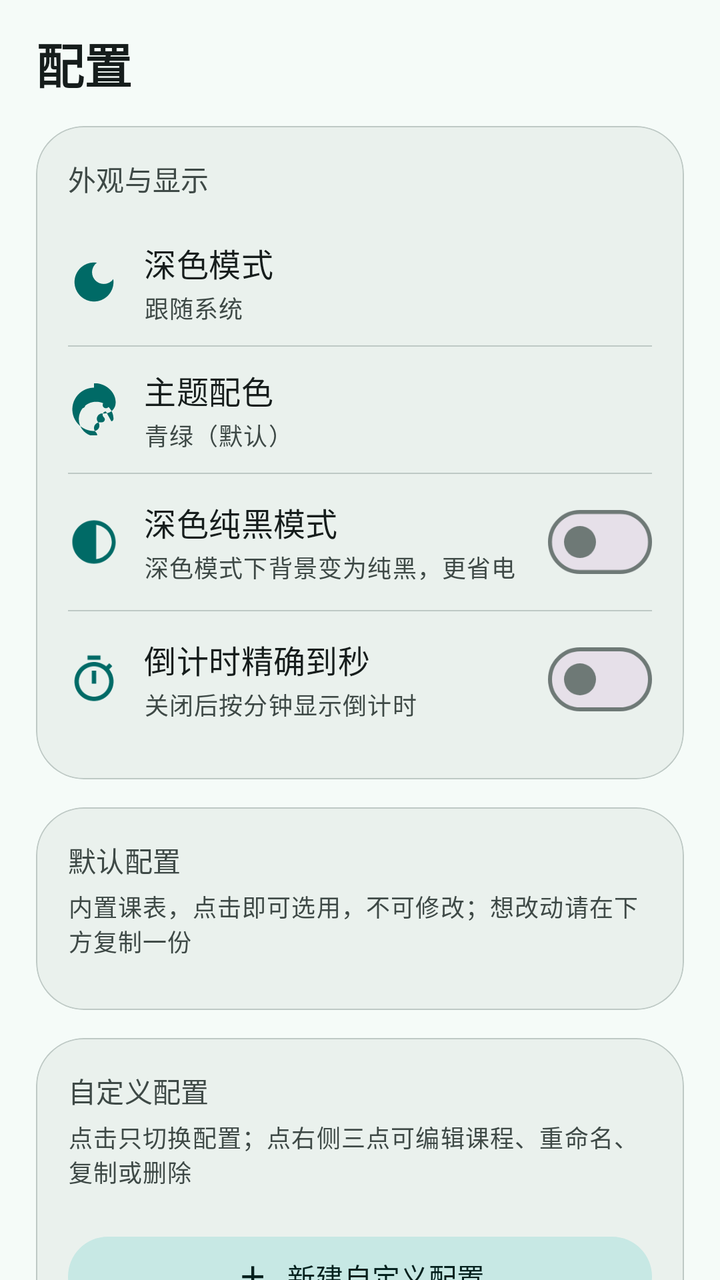
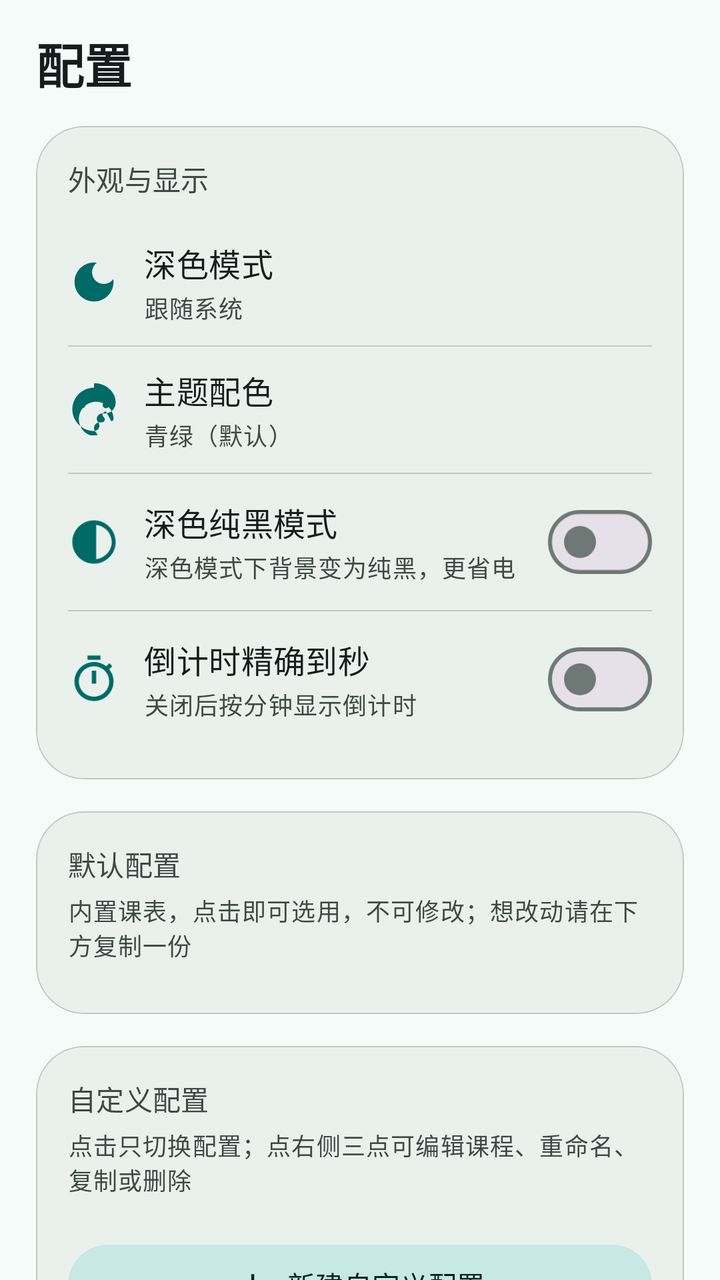

Two renders of the same Android screen: before a commit and after it. Below are the layout's source before the change and the commit's diff.
<!-- AndroidManifest.xml: application theme Theme.ClassSchedule -->
<!-- res/layout/fragment_settings.xml -->
<?xml version="1.0" encoding="utf-8"?>
<androidx.core.widget.NestedScrollView xmlns:android="http://schemas.android.com/apk/res/android"
    xmlns:app="http://schemas.android.com/apk/res-auto"
    android:id="@+id/settings_root"
    android:layout_width="match_parent"
    android:layout_height="match_parent"
    android:background="?attr/colorSurface"
    android:clipToPadding="false">

    <LinearLayout
        android:layout_width="match_parent"
        android:layout_height="wrap_content"
        android:orientation="vertical"
        android:paddingHorizontal="18dp">

        <TextView
            android:layout_width="wrap_content"
            android:layout_height="wrap_content"
            android:layout_marginTop="14dp"
            android:text="配置"
            android:textAppearance="@style/TextAppearance.Material3.HeadlineSmall"
            android:textStyle="bold"
            android:textColor="?attr/colorOnSurface" />

        
        <com.google.android.material.card.MaterialCardView
            android:layout_width="match_parent"
            android:layout_height="wrap_content"
            android:layout_marginTop="14dp"
            app:cardCornerRadius="24dp"
            app:cardElevation="0dp"
            app:cardBackgroundColor="?attr/colorSurfaceContainer"
            app:strokeColor="?attr/colorOutlineVariant"
            app:strokeWidth="0.6dp">

            <LinearLayout
                android:layout_width="match_parent"
                android:layout_height="wrap_content"
                android:orientation="vertical"
                android:padding="16dp">

                <TextView
                    android:layout_width="wrap_content"
                    android:layout_height="wrap_content"
                    android:text="外观与显示"
                    android:textAppearance="@style/TextAppearance.Material3.LabelLarge"
                    android:textColor="?attr/colorOnSurfaceVariant" />

                
                <LinearLayout
                    android:id="@+id/row_theme"
                    android:layout_width="match_parent"
                    android:layout_height="wrap_content"
                    android:layout_marginTop="10dp"
                    android:background="?attr/selectableItemBackground"
                    android:clickable="true"
                    android:focusable="true"
                    android:gravity="center_vertical"
                    android:orientation="horizontal"
                    android:paddingVertical="10dp">

                    <ImageView
                        android:layout_width="26dp"
                        android:layout_height="26dp"
                        android:contentDescription="@null"
                        android:src="@drawable/ic_dark_mode" />

                    <LinearLayout
                        android:layout_width="0dp"
                        android:layout_height="wrap_content"
                        android:layout_marginStart="12dp"
                        android:layout_weight="1"
                        android:orientation="vertical">

                        <TextView
                            android:layout_width="wrap_content"
                            android:layout_height="wrap_content"
                            android:text="深色模式"
                            android:textAppearance="@style/TextAppearance.Material3.TitleMedium"
                            android:textColor="?attr/colorOnSurface" />

                        <TextView
                            android:id="@+id/tv_theme_value"
                            android:layout_width="wrap_content"
                            android:layout_height="wrap_content"
                            android:layout_marginTop="2dp"
                            android:text="跟随系统"
                            android:textAppearance="@style/TextAppearance.Material3.BodySmall"
                            android:textColor="?attr/colorOnSurfaceVariant" />
                    </LinearLayout>
                </LinearLayout>

                <View
                    android:layout_width="match_parent"
                    android:layout_height="0.6dp"
                    android:background="?attr/colorOutlineVariant" />

                
                <LinearLayout
                    android:id="@+id/row_scheme"
                    android:layout_width="match_parent"
                    android:layout_height="wrap_content"
                    android:background="?attr/selectableItemBackground"
                    android:clickable="true"
                    android:focusable="true"
                    android:gravity="center_vertical"
                    android:orientation="horizontal"
                    android:paddingVertical="10dp">

                    <ImageView
                        android:layout_width="26dp"
                        android:layout_height="26dp"
                        android:contentDescription="@null"
                        android:src="@drawable/ic_palette" />

                    <LinearLayout
                        android:layout_width="0dp"
                        android:layout_height="wrap_content"
                        android:layout_marginStart="12dp"
                        android:layout_weight="1"
                        android:orientation="vertical">

                        <TextView
                            android:layout_width="wrap_content"
                            android:layout_height="wrap_content"
                            android:text="主题配色"
                            android:textAppearance="@style/TextAppearance.Material3.TitleMedium"
                            android:textColor="?attr/colorOnSurface" />

                        <TextView
                            android:id="@+id/tv_scheme_value"
                            android:layout_width="wrap_content"
                            android:layout_height="wrap_content"
                            android:layout_marginTop="2dp"
                            android:text="青绿（默认）"
                            android:textAppearance="@style/TextAppearance.Material3.BodySmall"
                            android:textColor="?attr/colorOnSurfaceVariant" />
                    </LinearLayout>
                </LinearLayout>

                <View
                    android:layout_width="match_parent"
                    android:layout_height="0.6dp"
                    android:background="?attr/colorOutlineVariant" />

                
                <LinearLayout
                    android:id="@+id/row_pure_black"
                    android:layout_width="match_parent"
                    android:layout_height="wrap_content"
                    android:gravity="center_vertical"
                    android:orientation="horizontal"
                    android:paddingVertical="10dp">

                    <ImageView
                        android:layout_width="26dp"
                        android:layout_height="26dp"
                        android:contentDescription="@null"
                        android:src="@drawable/ic_contrast" />

                    <LinearLayout
                        android:layout_width="0dp"
                        android:layout_height="wrap_content"
                        android:layout_marginStart="12dp"
                        android:layout_weight="1"
                        android:orientation="vertical">

                        <TextView
                            android:layout_width="wrap_content"
                            android:layout_height="wrap_content"
                            android:text="深色纯黑模式"
                            android:textAppearance="@style/TextAppearance.Material3.TitleMedium"
                            android:textColor="?attr/colorOnSurface" />

                        <TextView
                            android:layout_width="wrap_content"
                            android:layout_height="wrap_content"
                            android:layout_marginTop="2dp"
                            android:text="深色模式下背景变为纯黑，更省电"
                            android:textAppearance="@style/TextAppearance.Material3.BodySmall"
                            android:textColor="?attr/colorOnSurfaceVariant" />
                    </LinearLayout>

                    <com.google.android.material.materialswitch.MaterialSwitch
                        android:id="@+id/sw_pure_black"
                        android:layout_width="wrap_content"
                        android:layout_height="wrap_content" />
                </LinearLayout>

                <View
                    android:layout_width="match_parent"
                    android:layout_height="0.6dp"
                    android:background="?attr/colorOutlineVariant" />

                
                <LinearLayout
                    android:layout_width="match_parent"
                    android:layout_height="wrap_content"
                    android:gravity="center_vertical"
                    android:orientation="horizontal"
                    android:paddingVertical="10dp">

                    <ImageView
                        android:layout_width="26dp"
                        android:layout_height="26dp"
                        android:contentDescription="@null"
                        android:src="@drawable/ic_timer" />

                    <LinearLayout
                        android:layout_width="0dp"
                        android:layout_height="wrap_content"
                        android:layout_marginStart="12dp"
                        android:layout_weight="1"
                        android:orientation="vertical">

                        <TextView
                            android:layout_width="wrap_content"
                            android:layout_height="wrap_content"
                            android:text="倒计时精确到秒"
                            android:textAppearance="@style/TextAppearance.Material3.TitleMedium"
                            android:textColor="?attr/colorOnSurface" />

                        <TextView
                            android:layout_width="wrap_content"
                            android:layout_height="wrap_content"
                            android:layout_marginTop="2dp"
                            android:text="关闭后按分钟显示倒计时"
                            android:textAppearance="@style/TextAppearance.Material3.BodySmall"
                            android:textColor="?attr/colorOnSurfaceVariant" />
                    </LinearLayout>

                    <com.google.android.material.materialswitch.MaterialSwitch
                        android:id="@+id/sw_seconds"
                        android:layout_width="wrap_content"
                        android:layout_height="wrap_content" />
                </LinearLayout>
            </LinearLayout>
        </com.google.android.material.card.MaterialCardView>

        
        <com.google.android.material.card.MaterialCardView
            android:layout_width="match_parent"
            android:layout_height="wrap_content"
            android:layout_marginTop="14dp"
            app:cardCornerRadius="24dp"
            app:cardElevation="0dp"
            app:cardBackgroundColor="?attr/colorSurfaceContainer"
            app:strokeColor="?attr/colorOutlineVariant"
            app:strokeWidth="0.6dp">

            <LinearLayout
                android:layout_width="match_parent"
                android:layout_height="wrap_content"
                android:orientation="vertical"
                android:padding="16dp">

                <TextView
                    android:layout_width="wrap_content"
                    android:layout_height="wrap_content"
                    android:text="默认配置"
                    android:textAppearance="@style/TextAppearance.Material3.LabelLarge"
                    android:textColor="?attr/colorOnSurfaceVariant" />

                <TextView
                    android:layout_width="match_parent"
                    android:layout_height="wrap_content"
                    android:layout_marginTop="4dp"
                    android:text="内置课表，点击即可选用，不可修改；想改动请在下方复制一份"
                    android:textAppearance="@style/TextAppearance.Material3.BodySmall"
                    android:textColor="?attr/colorOnSurfaceVariant" />

                <LinearLayout
                    android:id="@+id/default_container"
                    android:layout_width="match_parent"
                    android:layout_height="wrap_content"
                    android:layout_marginTop="10dp"
                    android:orientation="vertical" />
            </LinearLayout>
        </com.google.android.material.card.MaterialCardView>

        
        <com.google.android.material.card.MaterialCardView
            android:layout_width="match_parent"
            android:layout_height="wrap_content"
            android:layout_marginTop="14dp"
            app:cardCornerRadius="24dp"
            app:cardElevation="0dp"
            app:cardBackgroundColor="?attr/colorSurfaceContainer"
            app:strokeColor="?attr/colorOutlineVariant"
            app:strokeWidth="0.6dp">

            <LinearLayout
                android:layout_width="match_parent"
                android:layout_height="wrap_content"
                android:orientation="vertical"
                android:padding="16dp">

                <TextView
                    android:layout_width="wrap_content"
                    android:layout_height="wrap_content"
                    android:text="自定义配置"
                    android:textAppearance="@style/TextAppearance.Material3.LabelLarge"
                    android:textColor="?attr/colorOnSurfaceVariant" />

                <TextView
                    android:layout_width="match_parent"
                    android:layout_height="wrap_content"
                    android:layout_marginTop="4dp"
                    android:text="点击只切换配置；点右侧三点可编辑课程、重命名、复制或删除"
                    android:textAppearance="@style/TextAppearance.Material3.BodySmall"
                    android:textColor="?attr/colorOnSurfaceVariant" />

                <TextView
                    android:id="@+id/tv_no_custom"
                    android:layout_width="match_parent"
                    android:layout_height="wrap_content"
                    android:layout_marginTop="12dp"
                    android:gravity="center"
                    android:paddingVertical="10dp"
                    android:text="还没有自定义配置，点下方按钮新建"
                    android:textAppearance="@style/TextAppearance.Material3.BodyMedium"
                    android:textColor="?attr/colorOnSurfaceVariant"
                    android:visibility="gone" />

                <LinearLayout
                    android:id="@+id/profile_container"
                    android:layout_width="match_parent"
                    android:layout_height="wrap_content"
                    android:layout_marginTop="10dp"
                    android:orientation="vertical" />

                <com.google.android.material.button.MaterialButton
                    android:id="@+id/btn_new_profile"
                    style="@style/Widget.Material3.Button.TonalButton"
                    android:layout_width="match_parent"
                    android:layout_height="wrap_content"
                    android:layout_marginTop="10dp"
                    android:text="新建自定义配置"
                    app:icon="@drawable/ic_add"
                    app:iconGravity="textStart" />
            </LinearLayout>
        </com.google.android.material.card.MaterialCardView>

        
        <com.google.android.material.card.MaterialCardView
            android:layout_width="match_parent"
            android:layout_height="wrap_content"
            android:layout_marginTop="14dp"
            app:cardCornerRadius="24dp"
            app:cardElevation="0dp"
            app:cardBackgroundColor="?attr/colorSurfaceContainer"
            app:strokeColor="?attr/colorOutlineVariant"
            app:strokeWidth="0.6dp">

            <LinearLayout
                android:layout_width="match_parent"
                android:layout_height="wrap_content"
                android:gravity="center_vertical"
                android:orientation="horizontal"
                android:padding="16dp">

                <ImageView
                    android:layout_width="26dp"
                    android:layout_height="26dp"
                    android:contentDescription="@null"
                    android:src="@drawable/ic_info" />

                <TextView
                    android:layout_width="0dp"
                    android:layout_height="wrap_content"
                    android:layout_marginStart="12dp"
                    android:layout_weight="1"
                    android:text="版本"
                    android:textAppearance="@style/TextAppearance.Material3.TitleMedium"
                    android:textColor="?attr/colorOnSurface" />

                <TextView
                    android:layout_width="wrap_content"
                    android:layout_height="wrap_content"
                    android:text="v1.6.0 · 数据仅保存在本机"
                    android:textAppearance="@style/TextAppearance.Material3.BodySmall"
                    android:textColor="?attr/colorOnSurfaceVariant" />
            </LinearLayout>
        </com.google.android.material.card.MaterialCardView>

        <Space
            android:layout_width="match_parent"
            android:layout_height="28dp" />
    </LinearLayout>
</androidx.core.widget.NestedScrollView>
<!-- resources referenced by this layout -->
<resources>
  <style name="Theme.ClassSchedule" parent="Theme.Material3.DayNight.NoActionBar">
          <item name="colorPrimary">@color/md_primary</item>
          <item name="colorOnPrimary">@color/md_on_primary</item>
          <item name="colorPrimaryContainer">@color/md_primary_container</item>
          <item name="colorOnPrimaryContainer">@color/md_on_primary_container</item>
          <item name="colorSecondary">@color/md_secondary</item>
          <item name="colorOnSecondary">@color/md_on_secondary</item>
          <item name="colorSecondaryContainer">@color/md_secondary_container</item>
          <item name="colorOnSecondaryContainer">@color/md_on_secondary_container</item>
          <item name="colorTertiary">@color/md_tertiary</item>
          <item name="colorOnTertiary">@color/md_on_tertiary</item>
          <item name="colorTertiaryContainer">@color/md_tertiary_container</item>
          <item name="colorOnTertiaryContainer">@color/md_on_tertiary_container</item>
          <item name="colorSurface">@color/md_surface</item>
          <item name="colorOnSurface">@color/md_on_surface</item>
          <item name="colorSurfaceVariant">@color/md_surface_variant</item>
          <item name="colorOnSurfaceVariant">@color/md_on_surface_variant</item>
          <item name="colorSurfaceContainer">@color/md_surface_container</item>
          <item name="colorOutline">@color/md_outline</item>
          <item name="colorOutlineVariant">@color/md_outline_variant</item>
          <item name="colorError">@color/md_error</item>
          <item name="colorOnError">@color/md_on_error</item>
          <item name="colorErrorContainer">@color/md_error_container</item>
          <item name="colorOnErrorContainer">@color/md_on_error_container</item>
          <item name="android:statusBarColor">@android:color/transparent</item>
          <item name="android:navigationBarColor">@android:color/transparent</item>
          <item name="android:windowLayoutInDisplayCutoutMode">shortEdges</item>
          <item name="android:windowLightStatusBar">@bool/light_status_bar</item>
          <item name="android:windowLightNavigationBar">@bool/light_status_bar</item>
          <item name="bottomNavigationStyle">@style/Widget.ClassSchedule.BottomNav</item>
          <item name="materialAlertDialogTheme">@style/Theme.ClassSchedule.AlertDialog</item>
          <item name="bottomSheetDialogTheme">@style/Theme.ClassSchedule.BottomSheetDialog</item>
      </style>
  <color name="md_primary">#006A66</color>
  <color name="md_on_primary">#FFFFFF</color>
  <color name="md_primary_container">#9DF1EB</color>
  <color name="md_on_primary_container">#00201F</color>
  <color name="md_secondary">#456360</color>
  <color name="md_on_secondary">#FFFFFF</color>
  <color name="md_secondary_container">#C7E8E4</color>
  <color name="md_on_secondary_container">#03201D</color>
  <color name="md_tertiary">#436279</color>
  <color name="md_on_tertiary">#FFFFFF</color>
  <color name="md_tertiary_container">#C9E6FF</color>
  <color name="md_on_tertiary_container">#001E2F</color>
  <color name="md_surface">#F5FBF8</color>
  <color name="md_on_surface">#161D1C</color>
  <color name="md_surface_variant">#DAE5E1</color>
  <color name="md_on_surface_variant">#3E4946</color>
  <color name="md_surface_container">#EAF1ED</color>
  <color name="md_outline">#6E7976</color>
  <color name="md_outline_variant">#BEC9C5</color>
  <color name="md_error">#BA1A1A</color>
  <color name="md_on_error">#FFFFFF</color>
  <color name="md_error_container">#FFDAD6</color>
  <color name="md_on_error_container">#410002</color>
  <!-- unchanged entries left out for length: 12 -->
</resources>

<!-- the commit's change to res/layout/fragment_settings.xml (unified diff, before → after) -->
@@ -241,7 +241,7 @@
         <com.google.android.material.card.MaterialCardView
             android:layout_width="match_parent"
             android:layout_height="wrap_content"
-            android:layout_marginTop="14dp"
+            android:layout_marginTop="16dp"
             app:cardCornerRadius="24dp"
             app:cardElevation="0dp"
             app:cardBackgroundColor="?attr/colorSurfaceContainer"
@@ -282,7 +282,7 @@
         <com.google.android.material.card.MaterialCardView
             android:layout_width="match_parent"
             android:layout_height="wrap_content"
-            android:layout_marginTop="14dp"
+            android:layout_marginTop="16dp"
             app:cardCornerRadius="24dp"
             app:cardElevation="0dp"
             app:cardBackgroundColor="?attr/colorSurfaceContainer"
@@ -377,7 +377,7 @@
                 <TextView
                     android:layout_width="wrap_content"
                     android:layout_height="wrap_content"
-                    android:text="v1.6.0 · 数据仅保存在本机"
+                    android:text="v1.5.1 · 数据仅保存在本机"
                     android:textAppearance="@style/TextAppearance.Material3.BodySmall"
                     android:textColor="?attr/colorOnSurfaceVariant" />
             </LinearLayout>
<!-- resource entries referenced after the edit -->
@@ -32,6 +32,7 @@
           <item name="bottomNavigationStyle">@style/Widget.ClassSchedule.BottomNav</item>
           <item name="materialAlertDialogTheme">@style/Theme.ClassSchedule.AlertDialog</item>
           <item name="bottomSheetDialogTheme">@style/Theme.ClassSchedule.BottomSheetDialog</item>
+          <item name="popupMenuBackground">@drawable/bg_popup_menu</item>
       </style>
   <color name="md_primary">#006A66</color>
   <color name="md_on_primary">#FFFFFF</color>
@@ -56,6 +57,16 @@
   <color name="md_on_error">#FFFFFF</color>
   <color name="md_error_container">#FFDAD6</color>
   <color name="md_on_error_container">#410002</color>
+  <!-- drawable bg_popup_menu (drawable) -->
+  <?xml version="1.0" encoding="utf-8"?>
+  <shape xmlns:android="http://schemas.android.com/apk/res/android"
+      android:shape="rectangle">
+      <solid android:color="?attr/colorSurfaceContainer" />
+      <corners android:radius="20dp" />
+      <stroke
+          android:width="0.6dp"
+          android:color="?attr/colorOutlineVariant" />
+  </shape>
   <!-- unchanged entries left out for length: 12 -->
 </resources>
 
